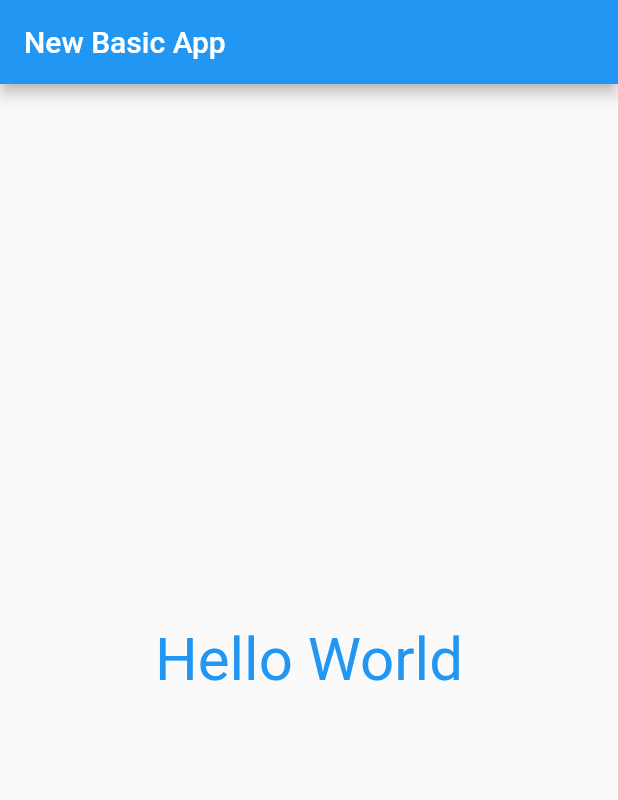
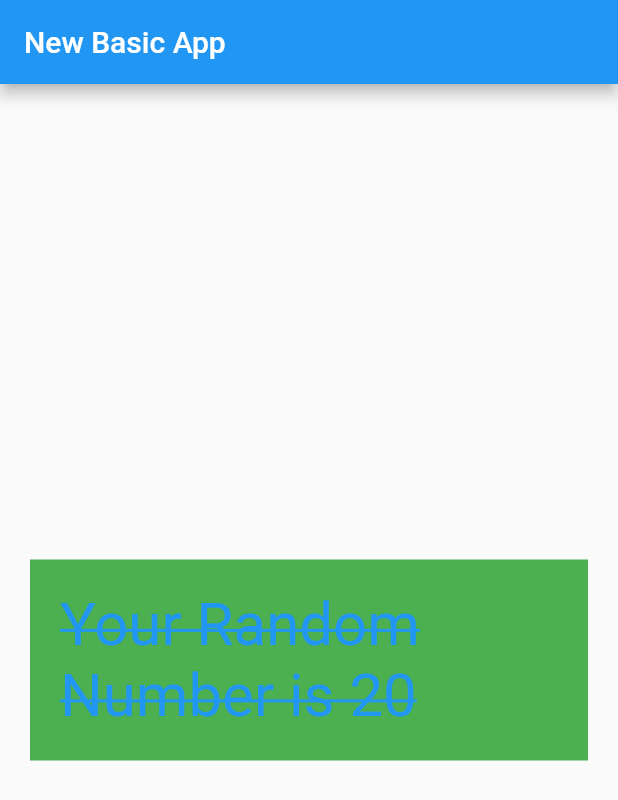
Before and after one commit to NandanSatheesh/flutter-flare, a Flutter app: the screen it shows after launch, on a phone screen of 412 x 824 dp. Shown: the top 800 px of the screen. Run offline on Flutter 3.47's test engine with Material 2 defaults, Android fonts, the light colour scheme and no system bars; our stand-ins replace audioplayers.

Commit message:
Text Decoration

```diff
--- a/rest_with_flutter/lib/app_screens/first.dart
+++ b/rest_with_flutter/lib/app_screens/first.dart
@@ -1,12 +1,28 @@
+import 'dart:math';
+
 import 'package:flutter/material.dart';
 
 class MyFlutterApp extends StatelessWidget {
   @override
   Widget build(BuildContext context) {
     return Center(
-        child: Text(
-      "Hello World",
-      style: TextStyle(fontSize: 40, color: Colors.blue),
-    ));
+        child: Container(
+            margin: EdgeInsets.all(20.0),
+            padding: EdgeInsets.all(20.0),
+            decoration:
+                BoxDecoration(color: Colors.green, shape: BoxShape.rectangle),
+            child: Text(
+              generateRandomNumber(),
+              style: TextStyle(
+                  decoration: TextDecoration.lineThrough,
+                  fontSize: 40,
+                  color: Colors.blue),
+            )));
+  }
+
+  String generateRandomNumber() {
+    var random = Random();
+    int randomNumber = random.nextInt(100);
+    return "Your Random Number is $randomNumber";
   }
 }
```
Also changed, not shown: rest_with_flutter/pubspec.yaml (line endings or trailing spaces).
